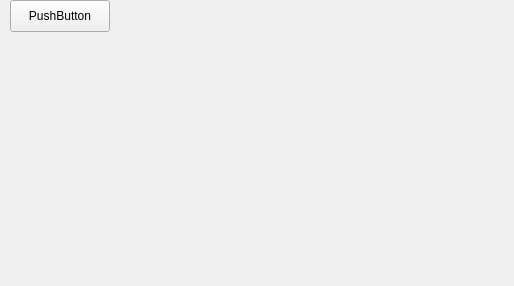
Above: VSCproject/gamemain.ui from WenzeJin/VampireSurvivorsCopy before the change. Below: the same form after it.
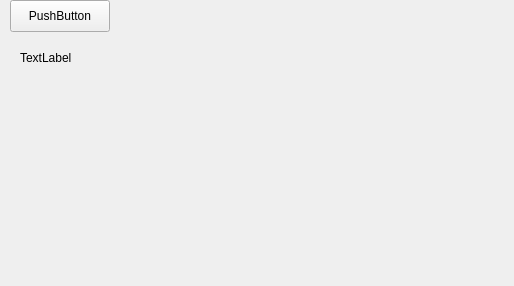
That is the form after the change.

What changed in the file:
```diff
--- a/VSCproject/gamemain.ui
+++ b/VSCproject/gamemain.ui
@@ -26,6 +26,19 @@
     <string>PushButton</string>
    </property>
   </widget>
+  <widget class="QLabel" name="enemy_cnt_label">
+   <property name="geometry">
+    <rect>
+     <x>20</x>
+     <y>50</y>
+     <width>151</width>
+     <height>16</height>
+    </rect>
+   </property>
+   <property name="text">
+    <string>TextLabel</string>
+   </property>
+  </widget>
  </widget>
  <resources/>
  <connections/>
```
Left out of the diff: 2 changed lines with no effect on the pictures.
